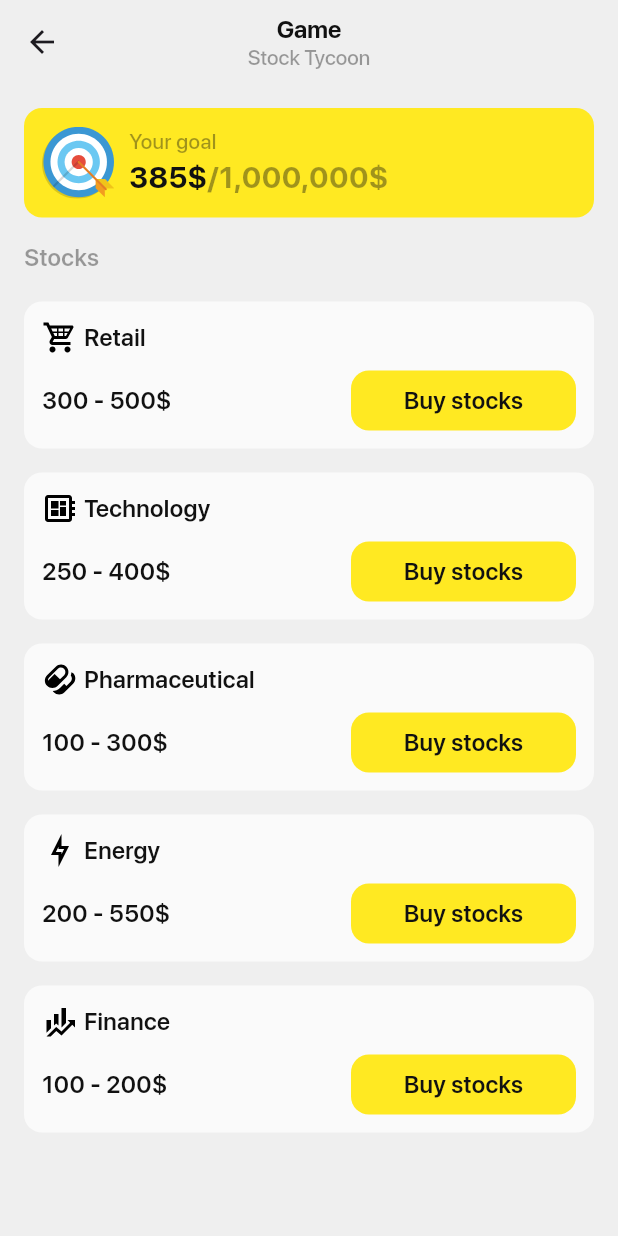
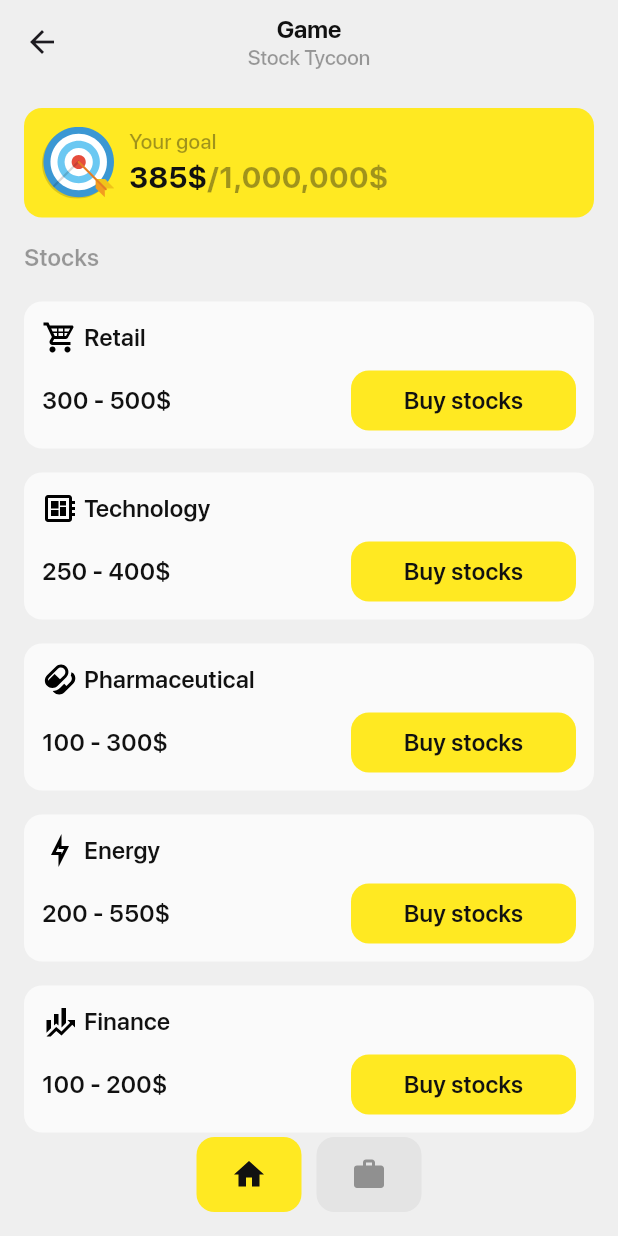
Before and after one commit to glshnkv/cashtrack_app, a Flutter app: the GameScreen screen opened by its route, after a tap on "Buy stocks", on a phone screen of 412 x 824 dp. Run offline on Flutter 3.47's test engine with Material 3 defaults, Android fonts, the phone set to English and light mode, and no system bars; drawn by our look-alikes of sliding_up_panel; our stand-ins replace auto_route, bloc, firebase_core, firebase_remote_config, flutter_bloc, flutter_svg and 1 more; missing offline and left inert: chip_list; accounts and stored records are empty; project files that could hold a hidden picture were left out.

Commit message:
added buttons for pages in stock game

```diff
--- a/lib/screens/game/game_screen.dart
+++ b/lib/screens/game/game_screen.dart
@@ -22,6 +22,7 @@ class GameScreen extends StatefulWidget {
 
 class _GameScreenState extends State<GameScreen> {
   final pageController = PageController();
+  int _pageIndex = 0;
 
   final panelController = PanelController();
 
@@ -140,7 +141,9 @@ class _GameScreenState extends State<GameScreen> {
             PageView(
               controller: pageController,
               onPageChanged: (index) {
-                setState(() {});
+                setState(() {
+                  _pageIndex = index;
+                });
               },
               children: [
                 SingleChildScrollView(
@@ -516,6 +519,51 @@ class _GameScreenState extends State<GameScreen> {
           ],
         ),
       ),
+      floatingActionButtonLocation: FloatingActionButtonLocation.centerFloat,
+      floatingActionButton: Row(
+        mainAxisSize: MainAxisSize.min,
+        children: [
+        GestureDetector(
+        onTap: () {
+          if (_pageIndex == 1) {
+            pageController.previousPage(duration: Duration(milliseconds: 500),
+                curve: Curves.ease);
+          }
+        },
+        child: Container(
+          height: 50,
+          width: 70,
+          decoration: BoxDecoration(
+              color: _pageIndex == 0 ? AppColors.accentYellow : AppColors.black5,
+              border: Border.all(color: Colors.transparent),
+              borderRadius: BorderRadius.all(Radius.circular(12.0))),
+          child: Center(
+            child: SvgPicture.asset('assets/images/game/home.svg', color: _pageIndex == 0 ? AppColors.black : AppColors.black40),
+          ),
+        ),
+      ),
+          SizedBox(width: 10,),
+          GestureDetector(
+            onTap: () {
+              if (_pageIndex == 0) {
+                pageController.nextPage(duration: Duration(milliseconds: 500),
+                    curve: Curves.ease);
+              }
+            },
+            child: Container(
+              height: 50,
+              width: 70,
+              decoration: BoxDecoration(
+                  color:  _pageIndex == 1 ? AppColors.accentYellow : AppColors.black5,
+                  border: Border.all(color: Colors.transparent),
+                  borderRadius: BorderRadius.all(Radius.circular(12.0))),
+              child: Center(
+                child: SvgPicture.asset('assets/images/game/case.svg', color: _pageIndex == 1 ? AppColors.black : AppColors.black40),
+              ),
+            ),
+          ),
+        ],
+      ),
     );
   }
 }
```
Also changed, not shown: assets/images/game/case.svg (added), assets/images/game/home.svg (added).
